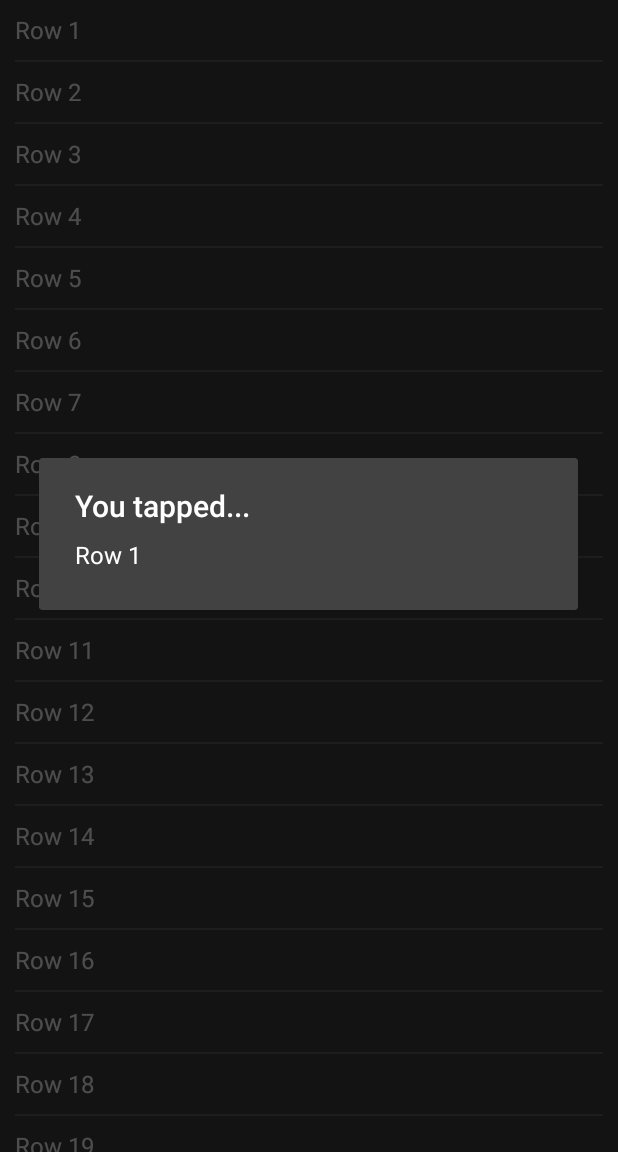
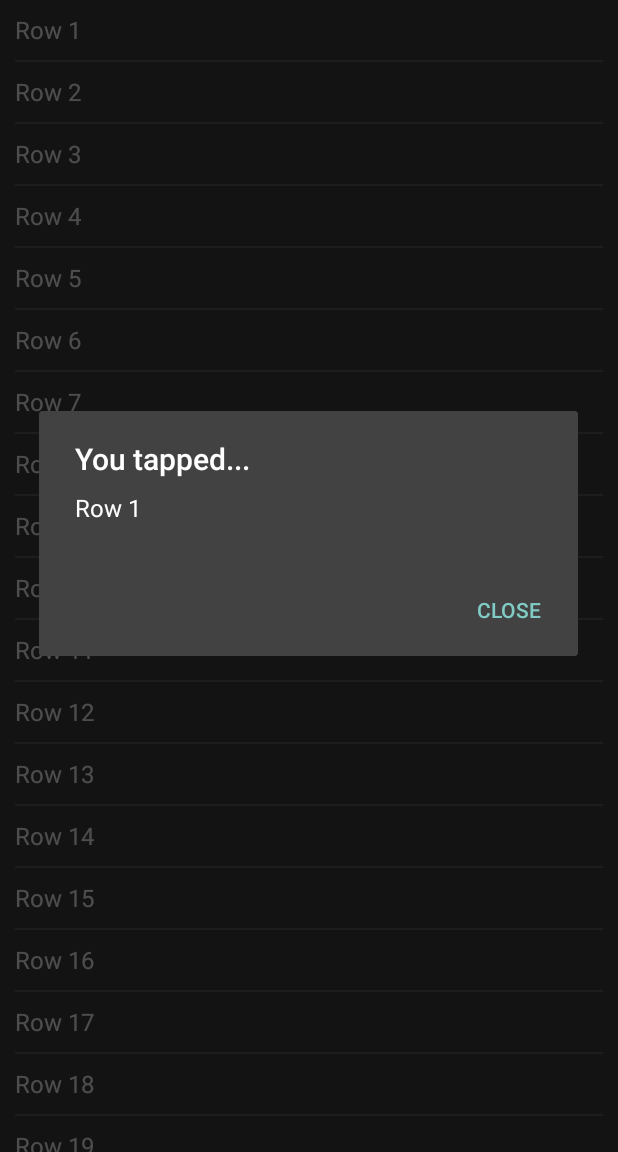
Before and after one commit to lararufflecoles/RecyclerView100, an Android app: the screen it shows after launch (MainActivity), after a tap on an icon or button, on a phone screen of 412 x 824 dp, the part 84-1236 px from its top. Run offline under Robolectric (Android 15) with nearby library versions, the phone set to English and light mode, and no system bars.

Commit message:
added close button / layout_width="match_parent"

```diff
--- a/app/src/main/java/es/rufflecol/lara/recyclerview100/MainActivity.java
+++ b/app/src/main/java/es/rufflecol/lara/recyclerview100/MainActivity.java
@@ -1,7 +1,6 @@
 package es.rufflecol.lara.recyclerview100;
 
 import android.content.DialogInterface;
-import android.content.Intent;
 import android.os.Bundle;
 import android.support.v7.app.AlertDialog;
 import android.support.v7.app.AppCompatActivity;
@@ -11,7 +10,6 @@ import android.view.Menu;
 import android.view.MenuInflater;
 import android.view.MenuItem;
 import android.support.v7.widget.Toolbar;
-import android.widget.Toast;
 
 import java.util.ArrayList;
 
@@ -51,6 +49,12 @@ public class MainActivity extends AppCompatActivity implements RecyclerAdapter.O
         AlertDialog.Builder alertDialogBuilder = new AlertDialog.Builder(this);
         alertDialogBuilder.setTitle("You tapped...");
         alertDialogBuilder.setMessage(data);
+        alertDialogBuilder.setCancelable(true);
+        alertDialogBuilder.setNegativeButton("Close", new DialogInterface.OnClickListener() {
+            public void onClick(DialogInterface dialog, int id) {
+                dialog.cancel();
+            }
+        });
         AlertDialog alertDialog = alertDialogBuilder.create();
         alertDialog.show();
 
--- a/app/src/main/java/es/rufflecol/lara/recyclerview100/RecyclerAdapter.java
+++ b/app/src/main/java/es/rufflecol/lara/recyclerview100/RecyclerAdapter.java
@@ -45,7 +45,7 @@ public class RecyclerAdapter extends RecyclerView.Adapter<RecyclerAdapter.ViewHo
         return dataSource.size();
     }
 
-    // The ViewHolder class is inherently tightly coupled to the RecyclerAdapter - part of its nature (the opposite of Separation of Concerns)
+    // The nested ViewHolder class is inherently tightly coupled to the RecyclerAdapter - part of its nature (the opposite of Separation of Concerns)
     public static class ViewHolder extends RecyclerView.ViewHolder implements View.OnClickListener {
 
         private TextView textView;
--- a/app/src/main/res/layout/item.xml
+++ b/app/src/main/res/layout/item.xml
@@ -1,7 +1,7 @@
 <TextView
     xmlns:android="http://schemas.android.com/apk/res/android"
     android:id="@+id/list_item"
-    android:layout_width="wrap_content"
+    android:layout_width="match_parent"
     android:layout_height="40dp"
     android:gravity="center_vertical"
     android:textSize="16dp" />
```
Also changed, not shown: app/src/main/java/es/rufflecol/lara/recyclerview100/DividerItemDecoration.java (line endings or trailing spaces), app/src/main/res/drawable/ic_face_black_24dp.png (deleted).
